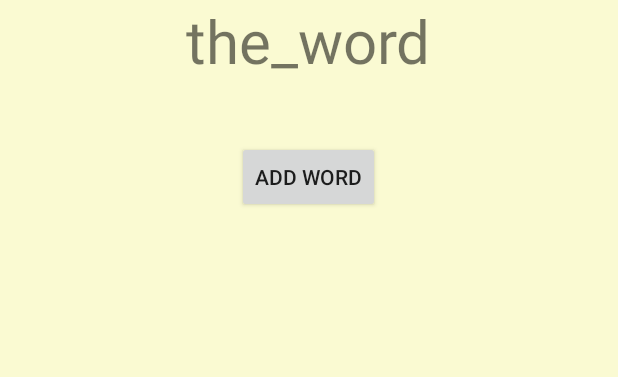
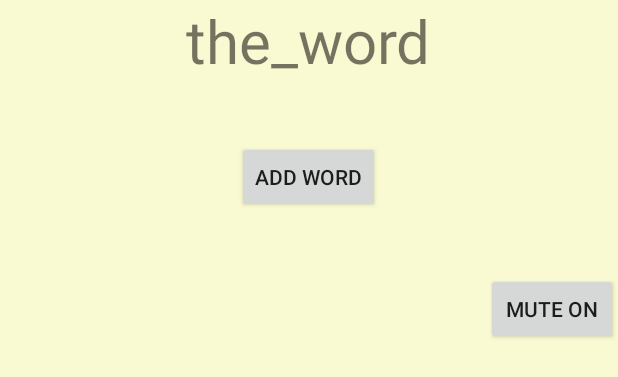
Before and after one commit to chauhankartik1708/Andriod-Development, an Android app: the layout activity_main.xml on its own in the app's theme, with its tools: preview values and no code run, on a phone screen of 412 x 824 dp. Shown: the top 377 px of the screen. Run offline under Robolectric (Android 15) with nearby library versions, the phone set to English and light mode, and no system bars.

Commit message:
added mute button

```diff
--- a/Stanford/Dictionary/app/src/main/res/layout/activity_main.xml
+++ b/Stanford/Dictionary/app/src/main/res/layout/activity_main.xml
@@ -30,4 +30,13 @@
         android:text="Add Word"
         android:layout_width="wrap_content"
         android:layout_height="wrap_content" />
+
+    <Button
+        android:layout_marginTop="40sp"
+        android:onClick="muteOnClick"
+        android:id="@+id/mute_button"
+        android:layout_gravity="bottom|right"
+        android:text="Mute ON"
+        android:layout_width="wrap_content"
+        android:layout_height="wrap_content" />
 </LinearLayout>
```
Also changed, not shown: Stanford/Dictionary/app/src/main/java/com/example/kartiksinghchauhan/dictionary/MainActivity.java (+13 -0 lines).
